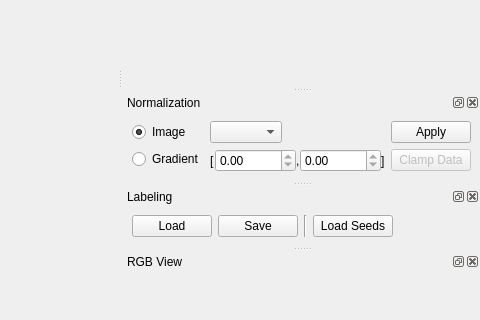
Above: gui/viewerwindow.ui from gerbilvis/gerbil before the change; both pictures show x 720 to 1200 and y 372 to 692 of the 1200 by 900 pixel window. Below: the same form after it.
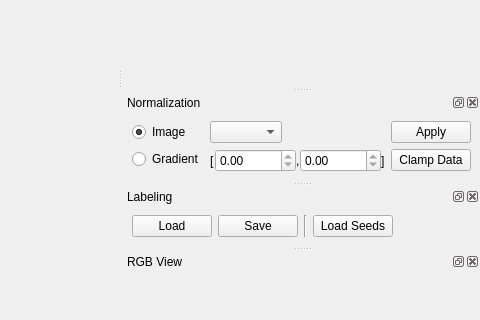
That is the form after the change. Icons and pictures are not drawn. Custom widgets are drawn as their Qt base class.

Commit message: clamp data range functionality

What changed in the file:
```diff
--- a/gui/viewerwindow.ui
+++ b/gui/viewerwindow.ui
@@ -509,7 +509,7 @@
        <item row="1" column="3">
         <widget class="QPushButton" name="normClampButton">
          <property name="enabled">
-          <bool>false</bool>
+          <bool>true</bool>
          </property>
          <property name="text">
           <string>Clamp Data</string>
```
The commit also changes 2 other files.
